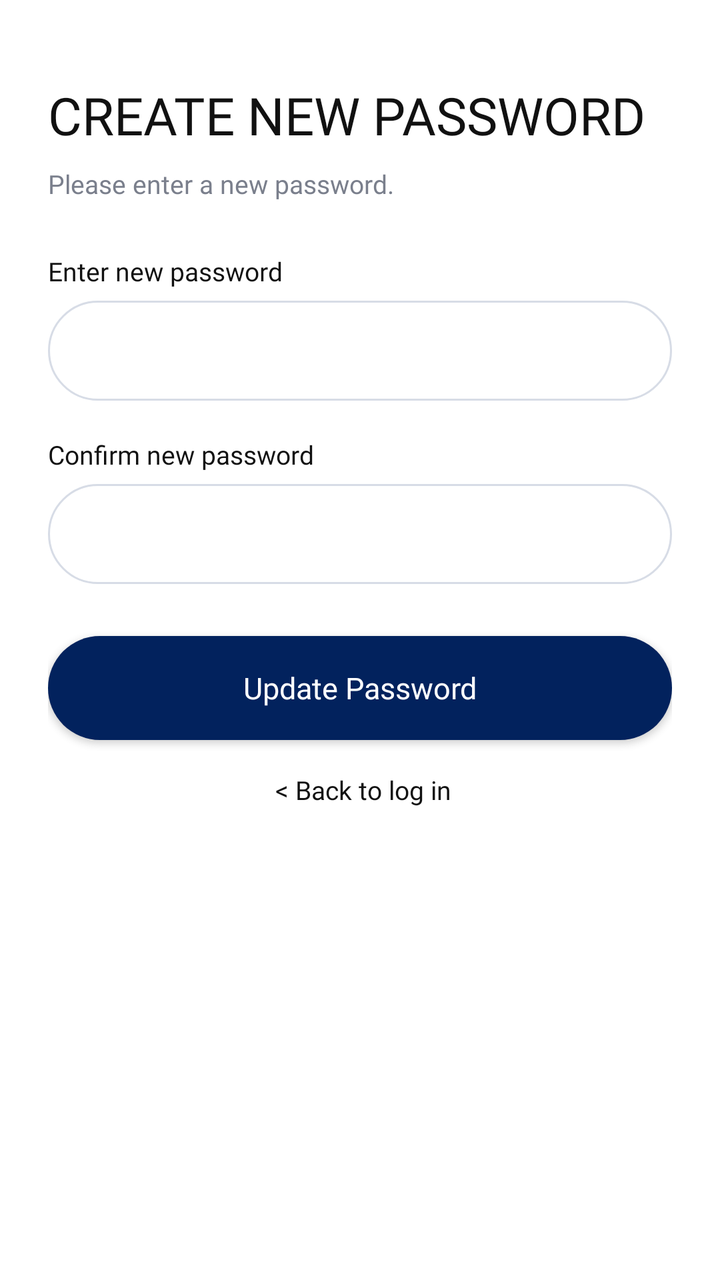
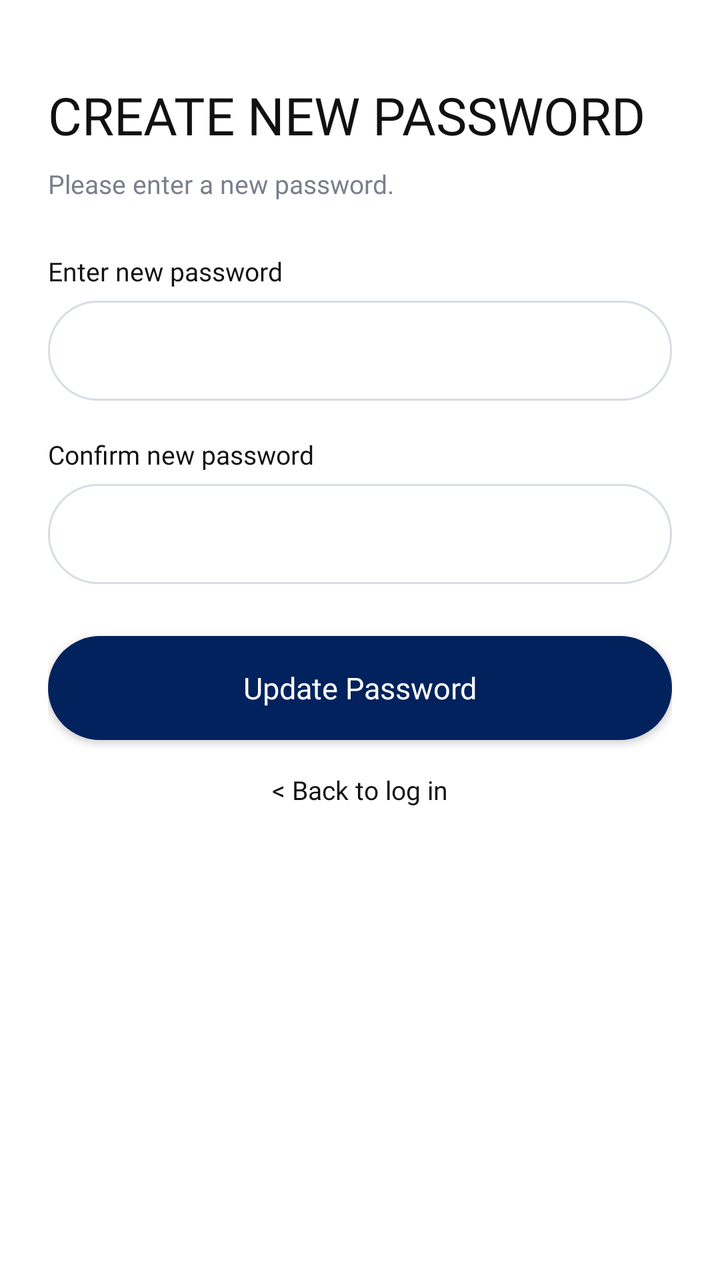

Screens rendered from an Android XML layout before and after an edit, with the pre-edit source and the edit as a unified diff.
<!-- AndroidManifest.xml: activity theme Theme.AppCompat.Light.NoActionBar -->
<!-- res/layout/activity_create_new_password.xml -->
<ScrollView xmlns:android="http://schemas.android.com/apk/res/android"
    xmlns:tools="http://schemas.android.com/tools"
    android:layout_width="match_parent" android:layout_height="match_parent" android:background="@color/white" android:fillViewport="true">
    <LinearLayout android:layout_width="match_parent" android:layout_height="wrap_content" android:orientation="vertical" android:paddingStart="24dp" android:paddingEnd="24dp" android:paddingTop="40dp" android:paddingBottom="32dp">
        <TextView style="@style/H1" android:text="CREATE NEW PASSWORD"
            tools:ignore="HardcodedText" />

        <TextView
            style="@style/BodyText"
            android:layout_width="match_parent"
            android:layout_marginTop="8dp"
            android:text="Please enter a new password."
            tools:ignore="HardcodedText,TextContrastCheck" />
        <TextView style="@style/FieldLabel" android:layout_marginTop="26dp" android:text="Enter new password"
            tools:ignore="HardcodedText" />

        <EditText
            android:id="@+id/etNewPassword"
            style="@style/FieldInput"
            android:inputType="textPassword"
            tools:ignore="Autofill,LabelFor,SpeakableTextPresentCheck,VisualLintTextFieldSize" />
        <TextView style="@style/FieldLabel" android:text="Confirm new password"
            tools:ignore="HardcodedText" />

        <EditText
            android:id="@+id/etConfirmPassword"
            style="@style/FieldInput"
            android:inputType="textPassword"
            tools:ignore="Autofill,LabelFor,SpeakableTextPresentCheck,VisualLintTextFieldSize" />
        <TextView android:id="@+id/tvPasswordError" android:layout_width="wrap_content" android:layout_height="wrap_content" android:layout_marginTop="4dp" android:fontFamily="@font/inter_regular" android:text="Passwords do not match." android:textColor="@color/signal_red" android:textSize="11sp" android:visibility="gone"
            tools:ignore="HardcodedText" />
        <Button android:id="@+id/btnUpdatePassword" style="@style/PrimaryButton" android:layout_marginTop="26dp" android:text="Update Password"
            tools:ignore="HardcodedText,VisualLintButtonSize" />

        <TextView
            android:id="@+id/tvBackToLogin"
            android:layout_width="wrap_content"
            android:layout_height="wrap_content"
            android:layout_gravity="center_horizontal"
            android:layout_marginTop="16dp"
            android:clickable="true"
            android:focusable="true"
            android:fontFamily="@font/inter_regular"
            android:text=" &lt; Back to log in"
            android:textColor="@color/ink"
            android:textSize="13sp"
            tools:ignore="HardcodedText,TouchTargetSizeCheck" />
    </LinearLayout>
</ScrollView>
<!-- resources referenced by this layout -->
<resources>
  <color name="ink">#111111</color>
  <color name="signal_red">#B50218</color>
  <color name="white">#FFFFFF</color>
  <style name="BodyText">
          <item name="android:layout_width">wrap_content</item>
          <item name="android:layout_height">wrap_content</item>
          <item name="android:fontFamily">@font/inter_regular</item>
          <item name="android:textColor">@color/text_gray</item>
          <item name="android:textSize">13sp</item>
      </style>
  <style name="FieldInput">
          <item name="android:layout_width">match_parent</item>
          <item name="android:layout_height">50dp</item>
          <item name="android:background">@drawable/bg_edittext</item>
          <item name="android:fontFamily">@font/inter_regular</item>
          <item name="android:textColor">@color/ink</item>
          <item name="android:textColorHint">@color/hint_gray</item>
          <item name="android:textSize">14sp</item>
          <item name="android:paddingStart">18dp</item>
          <item name="android:paddingEnd">18dp</item>
      </style>
  <style name="FieldLabel">
          <item name="android:layout_width">wrap_content</item>
          <item name="android:layout_height">wrap_content</item>
          <item name="android:layout_marginTop">18dp</item>
          <item name="android:layout_marginBottom">6dp</item>
          <item name="android:fontFamily">@font/inter_regular</item>
          <item name="android:textColor">@color/ink</item>
          <item name="android:textSize">13sp</item>
      </style>
  <style name="H1">
          <item name="android:layout_width">wrap_content</item>
          <item name="android:layout_height">wrap_content</item>
          <item name="android:fontFamily">@font/inter_bold</item>
          <item name="android:textColor">@color/ink</item>
          <item name="android:textSize">26sp</item>
      </style>
  <style name="PrimaryButton">
          <item name="android:layout_width">match_parent</item>
          <item name="android:layout_height">52dp</item>
          <item name="android:background">@drawable/bg_button_primary</item>
          <item name="android:fontFamily">@font/inter_bold</item>
          <item name="android:textColor">@color/white</item>
          <item name="android:textAllCaps">false</item>
          <item name="android:textSize">15sp</item>
      </style>
  <color name="text_gray">#7A7F8C</color>
  <!-- drawable bg_edittext (drawable) -->
  <shape xmlns:android="http://schemas.android.com/apk/res/android" android:shape="rectangle">
      <solid android:color="@color/white"/>
      <stroke android:width="1dp" android:color="@color/border_gray"/>
      <corners android:radius="26dp"/>
      <padding android:left="18dp" android:right="18dp" android:top="12dp" android:bottom="12dp"/>
  </shape>
  <color name="hint_gray">#A9AFBC</color>
  <!-- drawable bg_button_primary (drawable) -->
  <shape xmlns:android="http://schemas.android.com/apk/res/android" android:shape="rectangle">
      <solid android:color="@color/deep_navy"/>
      <corners android:radius="26dp"/>
  </shape>
  <color name="border_gray">#D7DCE6</color>
  <color name="deep_navy">#02225D</color>
</resources>

<!-- the commit's change to res/layout/activity_create_new_password.xml (unified diff, before → after) -->
@@ -1,17 +1,36 @@
 <ScrollView xmlns:android="http://schemas.android.com/apk/res/android"
     xmlns:tools="http://schemas.android.com/tools"
-    android:layout_width="match_parent" android:layout_height="match_parent" android:background="@color/white" android:fillViewport="true">
-    <LinearLayout android:layout_width="match_parent" android:layout_height="wrap_content" android:orientation="vertical" android:paddingStart="24dp" android:paddingEnd="24dp" android:paddingTop="40dp" android:paddingBottom="32dp">
-        <TextView style="@style/H1" android:text="CREATE NEW PASSWORD"
+    android:layout_width="match_parent"
+    android:layout_height="match_parent"
+    android:background="@color/white"
+    android:fillViewport="true">
+
+    <LinearLayout
+        android:layout_width="match_parent"
+        android:layout_height="wrap_content"
+        android:orientation="vertical"
+        android:paddingStart="24dp"
+        android:paddingEnd="24dp"
+        android:paddingTop="40dp"
+        android:paddingBottom="32dp">
+
+        <TextView
+            style="@style/H1"
+            android:text="CREATE NEW PASSWORD"
             tools:ignore="HardcodedText" />
 
         <TextView
+            android:id="@+id/tvSubtitle"
             style="@style/BodyText"
             android:layout_width="match_parent"
             android:layout_marginTop="8dp"
             android:text="Please enter a new password."
             tools:ignore="HardcodedText,TextContrastCheck" />
-        <TextView style="@style/FieldLabel" android:layout_marginTop="26dp" android:text="Enter new password"
+
+        <TextView
+            style="@style/FieldLabel"
+            android:layout_marginTop="26dp"
+            android:text="Enter new password"
             tools:ignore="HardcodedText" />
 
         <EditText
@@ -19,7 +38,10 @@
             style="@style/FieldInput"
             android:inputType="textPassword"
             tools:ignore="Autofill,LabelFor,SpeakableTextPresentCheck,VisualLintTextFieldSize" />
-        <TextView style="@style/FieldLabel" android:text="Confirm new password"
+
+        <TextView
+            style="@style/FieldLabel"
+            android:text="Confirm new password"
             tools:ignore="HardcodedText" />
 
         <EditText
@@ -27,9 +49,24 @@
             style="@style/FieldInput"
             android:inputType="textPassword"
             tools:ignore="Autofill,LabelFor,SpeakableTextPresentCheck,VisualLintTextFieldSize" />
-        <TextView android:id="@+id/tvPasswordError" android:layout_width="wrap_content" android:layout_height="wrap_content" android:layout_marginTop="4dp" android:fontFamily="@font/inter_regular" android:text="Passwords do not match." android:textColor="@color/signal_red" android:textSize="11sp" android:visibility="gone"
+
+        <TextView
+            android:id="@+id/tvPasswordError"
+            android:layout_width="wrap_content"
+            android:layout_height="wrap_content"
+            android:layout_marginTop="4dp"
+            android:fontFamily="@font/inter_regular"
+            android:text="Passwords do not match."
+            android:textColor="@color/signal_red"
+            android:textSize="11sp"
+            android:visibility="gone"
             tools:ignore="HardcodedText" />
-        <Button android:id="@+id/btnUpdatePassword" style="@style/PrimaryButton" android:layout_marginTop="26dp" android:text="Update Password"
+
+        <Button
+            android:id="@+id/btnUpdatePassword"
+            style="@style/PrimaryButton"
+            android:layout_marginTop="26dp"
+            android:text="Update Password"
             tools:ignore="HardcodedText,VisualLintButtonSize" />
 
         <TextView
@@ -41,9 +78,11 @@
             android:clickable="true"
             android:focusable="true"
             android:fontFamily="@font/inter_regular"
-            android:text=" &lt; Back to log in"
+            android:text="&lt; Back to log in"
             android:textColor="@color/ink"
             android:textSize="13sp"
             tools:ignore="HardcodedText,TouchTargetSizeCheck" />
+
     </LinearLayout>
+
 </ScrollView>
